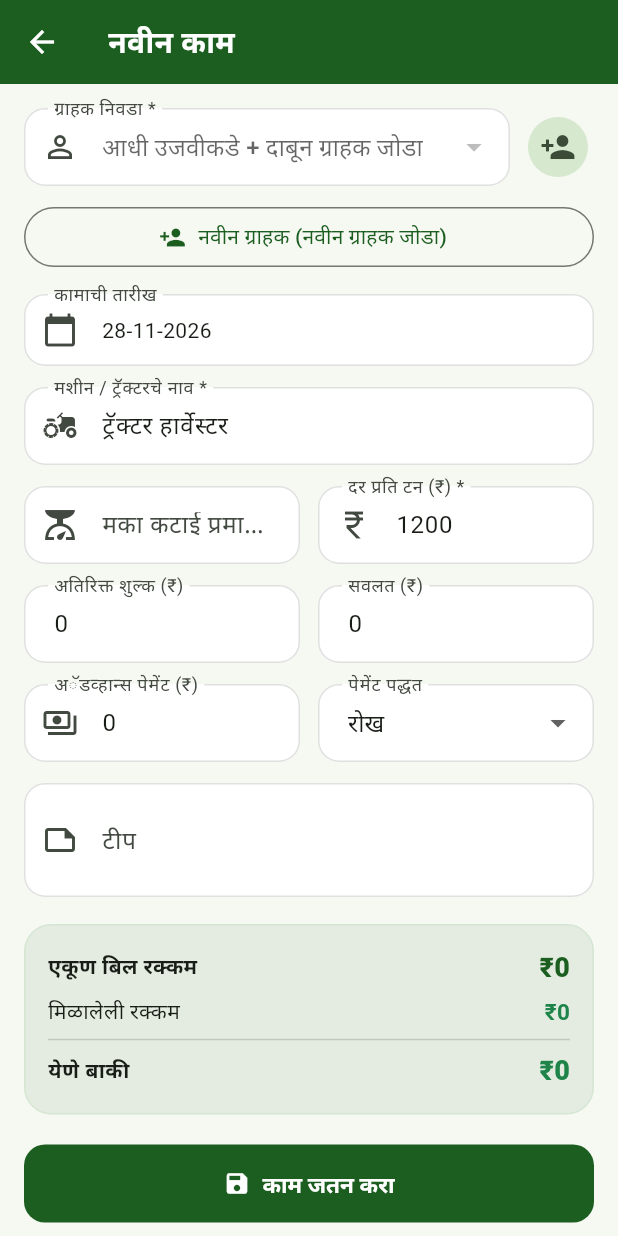
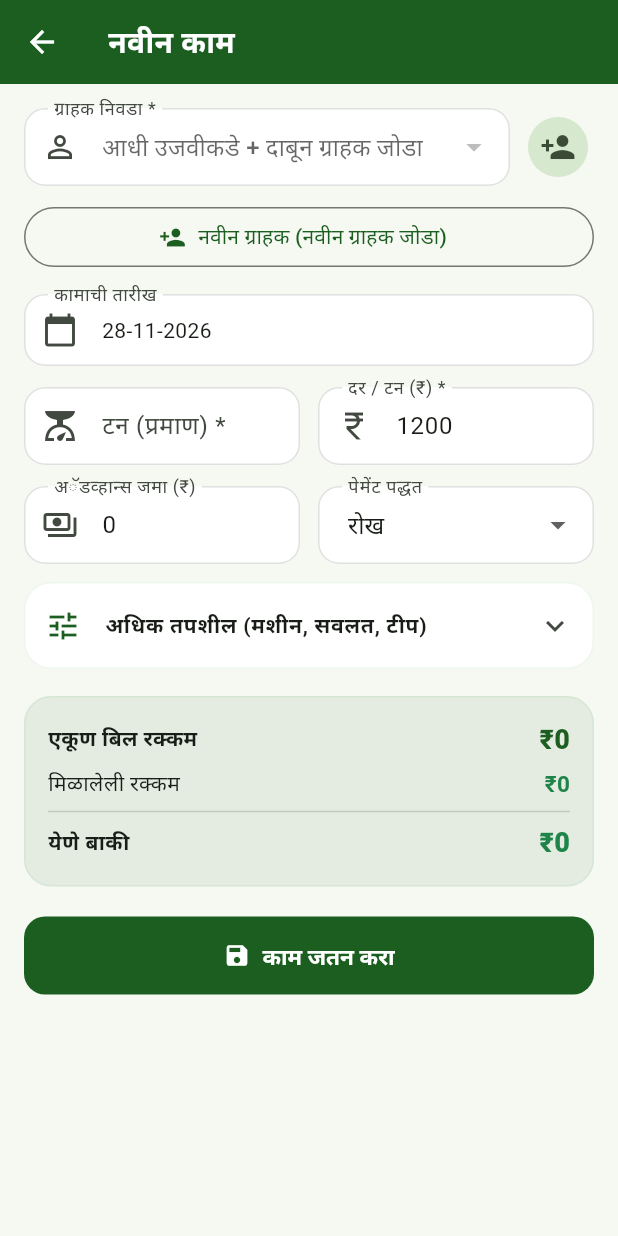
Before and after one commit to JaydipGavande/murghas_app, a Flutter app: the WorkFormScreen screen opened directly, on a phone screen of 412 x 824 dp. Run offline on Flutter 3.47's test engine with Material 3 defaults, Android fonts, the phone set to English and light mode, and no system bars; our stand-ins replace fl_chart, image_picker, pdf, printing, share_plus, shared_preferences and 1 more; accounts and stored records are empty.

Commit message:
simple formate for ui

```diff
--- a/sonya/lib/screens/work_form_screen.dart
+++ b/sonya/lib/screens/work_form_screen.dart
@@ -297,16 +297,6 @@ class _WorkFormScreenState extends State<WorkFormScreen> {
               ),
             ),
             const SizedBox(height: 14),
-            TextFormField(
-              controller: _machineCtrl,
-              decoration: InputDecoration(
-                labelText: '${s.machineName} *',
-                prefixIcon: const Icon(Icons.agriculture),
-              ),
-              validator: (v) =>
-                  (v == null || v.trim().isEmpty) ? 'मशीनचे नाव टाका' : null,
-            ),
-            const SizedBox(height: 14),
             Row(
               children: [
                 Expanded(
@@ -314,9 +304,9 @@ class _WorkFormScreenState extends State<WorkFormScreen> {
                     controller: _qtyCtrl,
                     keyboardType:
                         const TextInputType.numberWithOptions(decimal: true),
-                    decoration: InputDecoration(
-                      labelText: '${s.quantityTons} *',
-                      prefixIcon: const Icon(Icons.scale),
+                    decoration: const InputDecoration(
+                      labelText: 'टन (प्रमाण) *',
+                      prefixIcon: Icon(Icons.scale),
                     ),
                     onChanged: (_) => setState(() {}),
                     validator: (v) {
@@ -332,9 +322,9 @@ class _WorkFormScreenState extends State<WorkFormScreen> {
                     controller: _rateCtrl,
                     keyboardType:
                         const TextInputType.numberWithOptions(decimal: true),
-                    decoration: InputDecoration(
-                      labelText: '${s.ratePerTon} *',
-                      prefixIcon: const Icon(Icons.currency_rupee),
+                    decoration: const InputDecoration(
+                      labelText: 'दर / टन (₹) *',
+                      prefixIcon: Icon(Icons.currency_rupee),
                     ),
                     onChanged: (_) => setState(() {}),
                     validator: (v) {
@@ -342,34 +332,6 @@ class _WorkFormScreenState extends State<WorkFormScreen> {
                       if (val == null || val <= 0) return 'योग्य दर टाका';
                       return null;
                     },
-                  ),
-                ),
-              ],
-            ),
-            const SizedBox(height: 14),
-            Row(
-              children: [
-                Expanded(
-                  child: TextFormField(
-                    controller: _extraCtrl,
-                    keyboardType:
-                        const TextInputType.numberWithOptions(decimal: true),
-                    decoration: InputDecoration(
-                      labelText: s.additionalCharges,
-                    ),
-                    onChanged: (_) => setState(() {}),
-                  ),
-                ),
-                const SizedBox(width: 12),
-                Expanded(
-                  child: TextFormField(
-                    controller: _discountCtrl,
-                    keyboardType:
-                        const TextInputType.numberWithOptions(decimal: true),
-                    decoration: InputDecoration(
-                      labelText: s.discount,
-                    ),
-                    onChanged: (_) => setState(() {}),
                   ),
                 ),
               ],
@@ -383,9 +345,9 @@ class _WorkFormScreenState extends State<WorkFormScreen> {
                       controller: _advanceCtrl,
                       keyboardType:
                           const TextInputType.numberWithOptions(decimal: true),
-                      decoration: InputDecoration(
-                        labelText: s.advancePayment,
-                        prefixIcon: const Icon(Icons.payments_outlined),
+                      decoration: const InputDecoration(
+                        labelText: 'अॅडव्हान्स जमा (₹)',
+                        prefixIcon: Icon(Icons.payments_outlined),
                       ),
                       onChanged: (_) => setState(() {}),
                     ),
@@ -411,13 +373,63 @@ class _WorkFormScreenState extends State<WorkFormScreen> {
                 ],
               ),
             ],
-            const SizedBox(height: 14),
+            const SizedBox(height: 12),
+            Card(
+              child: ExpansionTile(
+                tilePadding: const EdgeInsets.symmetric(horizontal: 14),
+                childrenPadding: const EdgeInsets.fromLTRB(14, 0, 14, 14),
+                leading: const Icon(Icons.tune, color: AppColors.deepGreen),
+                title: const Text(
+                  'अधिक तपशील (मशीन, सवलत, टीप)',
+                  style: TextStyle(fontSize: 14, fontWeight: FontWeight.w600),
+                ),
+                children: [
+                  const SizedBox(height: 8),
+                  TextFormField(
+                    controller: _machineCtrl,
+                    decoration: InputDecoration(
+                      labelText: s.machineName,
+                      prefixIcon: const Icon(Icons.agriculture),
+                    ),
+                  ),
+                  const SizedBox(height: 12),
+                  Row(
+                    children: [
+                      Expanded(
+                        child: TextFormField(
+                          controller: _extraCtrl,
+                          keyboardType: const TextInputType.numberWithOptions(
+                              decimal: true),
+                          decoration: InputDecoration(
+                            labelText: s.additionalCharges,
+                          ),
+                          onChanged: (_) => setState(() {}),
+                        ),
+                      ),
+                      const SizedBox(width: 12),
+                      Expanded(
+                        child: TextFormField(
+                          controller: _discountCtrl,
+                          keyboardType: const TextInputType.numberWithOptions(
+                              decimal: true),
+                          decoration: InputDecoration(
+                            labelText: s.discount,
+                          ),
+                          onChanged: (_) => setState(() {}),
+                        ),
+                      ),
+                    ],
+                  ),
+                  const SizedBox(height: 12),
                   TextFormField(
                     controller: _notesCtrl,
                     maxLines: 2,
                     decoration: InputDecoration(
                       labelText: s.notes,
                       prefixIcon: const Icon(Icons.note_outlined),
+                    ),
+                  ),
+                ],
               ),
             ),
             const SizedBox(height: 18),
```
Also changed, not shown: sonya/lib/screens/work_detail_screen.dart (+137 -88 lines), sonya/lib/services/pdf_service.dart (+16 -1 lines). Lines whose indentation alone changed are shown as unchanged.
